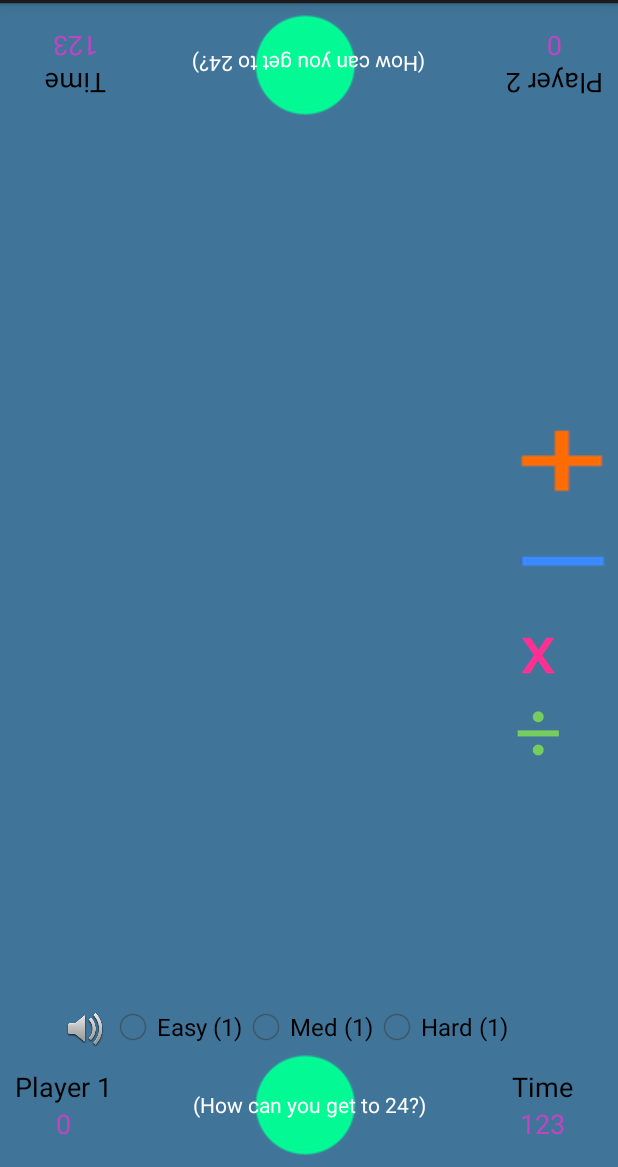
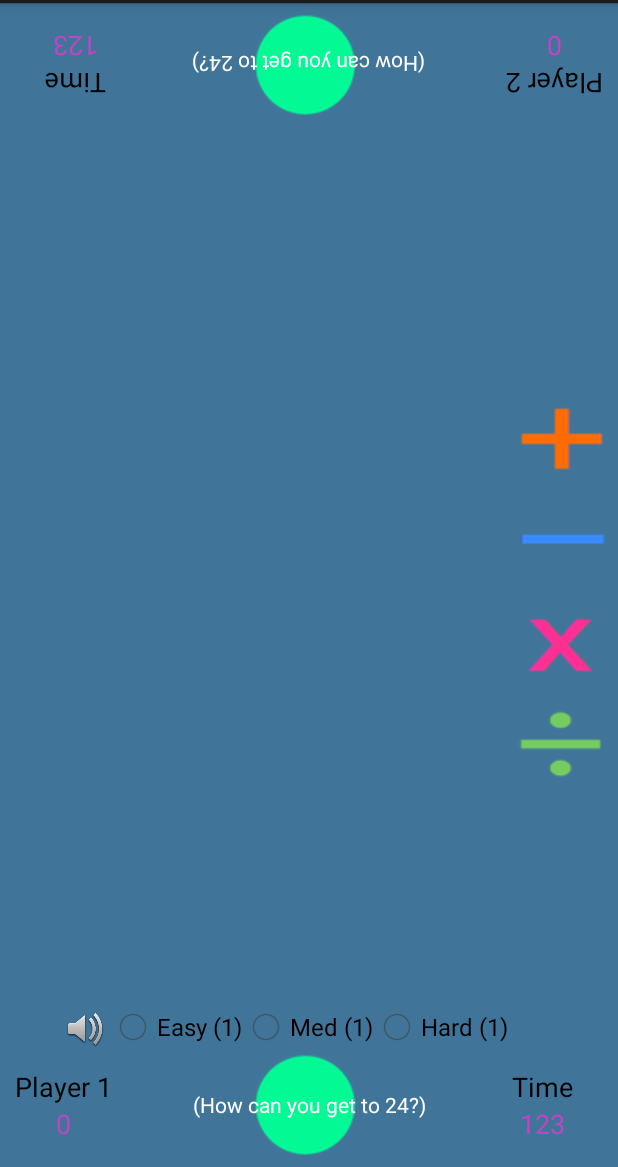
Before and after one commit to tonytamsf/android-Math-Get-To-24, an Android app: the layout activity_math24.xml on its own in the app's theme, with its tools: preview values and no code run, on a phone screen of 412 x 824 dp, the part 69-1236 px from its top. Run offline under Robolectric (Android 15) with nearby library versions, the phone set to English and light mode, and no system bars.

```diff
--- a/app/src/main/res/layout/activity_math24.xml
+++ b/app/src/main/res/layout/activity_math24.xml
@@ -102,7 +102,7 @@
                 android:layout_marginLeft="10dp"
                 android:layout_marginRight="10dp">
 
-                <ImageButton
+                <Button
                     android:layout_width="80dp"
                     android:layout_height="72dp"
                     android:id="@+id/player2Got24"
@@ -329,7 +329,7 @@
                     android:onClick="levelChangeClick" />
             </RadioGroup>
 
-            <ImageButton
+            <Button
                 android:layout_width="30dp"
                 android:layout_height="30dp"
                 android:id="@+id/soundToggleButton"
@@ -370,7 +370,7 @@
                     android:tag="-"
                     />
 
-                <ImageButton
+                <Button
                     android:layout_width="wrap_content"
                     android:layout_height="wrap_content"
                     android:id="@+id/operatorMultiply"
@@ -381,7 +381,7 @@
                     android:tag="×"
                     android:contentDescription="@string/operatorMultiply" />
 
-                <ImageButton
+                <Button
                     android:layout_width="wrap_content"
                     android:layout_height="wrap_content"
                     android:id="@+id/operatorDivide"
```
